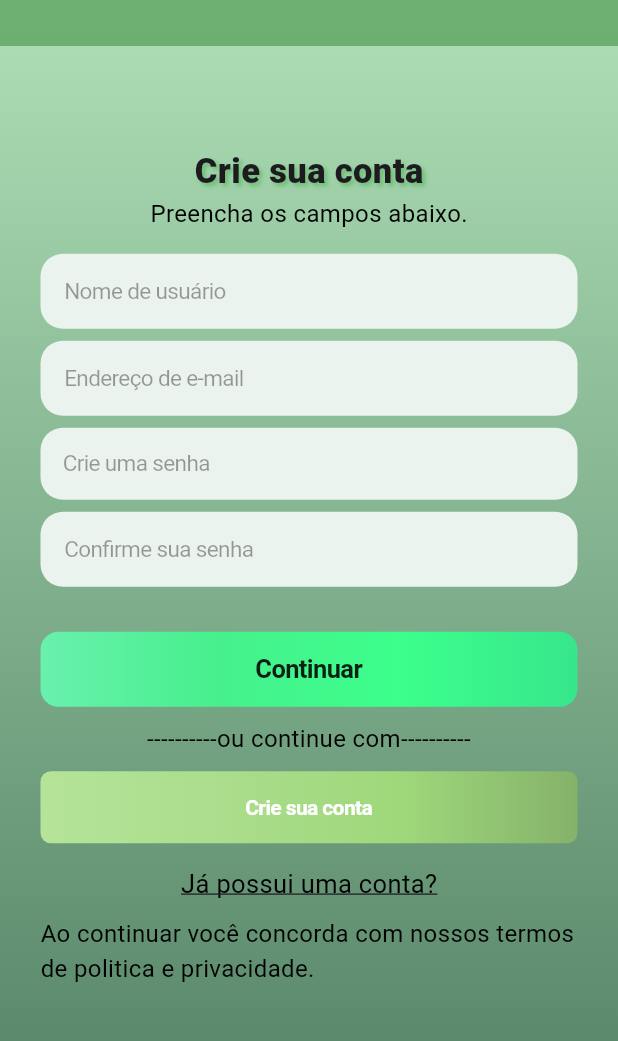
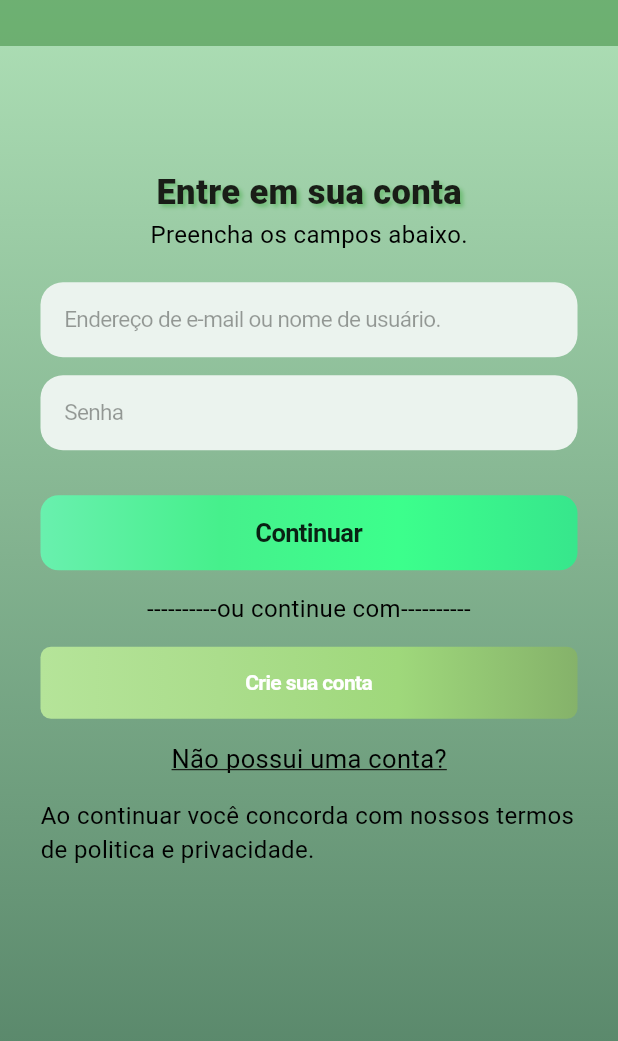
Before and after one commit to Eduardo8006/BlockPlanner, a Flutter app: the screen it shows after launch, on a phone screen of 412 x 824 dp, the part 104-1145 px from its top. Run offline on Flutter 3.47's test engine with Material 3 defaults, Android fonts, the phone set to English and light mode, and no system bars.

Commit message:
Tela de Login

```diff
--- a/lib/main.dart
+++ b/lib/main.dart
@@ -1,15 +1,13 @@
-import 'package:blockplanner/screens/tela_signup.dart';
+import 'package:blockplanner/screens/tela_login.dart';
+// import 'package:blockplanner/screens/tela_signup.dart';
 import 'package:flutter/material.dart';
-
 
 void main() {
   runApp(const MyApp());
 }
 
-
 class MyApp extends StatelessWidget {
   const MyApp({super.key});
-
 
   // This widget is the root of your application.
   @override
@@ -18,10 +16,10 @@ class MyApp extends StatelessWidget {
       debugShowCheckedModeBanner: false,
       title: 'Login Page',
       theme: ThemeData(
-        colorScheme: ColorScheme.fromSeed(seedColor: Colors.deepPurple),
+        colorScheme: ColorScheme.fromSeed(seedColor: Colors.green),
         useMaterial3: true,
       ),
-      home: const SignUpPage(),
+      home: const LoginPage(),
     );
   }
 }
--- a/lib/screens/tela_login.dart
+++ b/lib/screens/tela_login.dart
@@ -0,0 +1,191 @@
+import 'package:flutter/cupertino.dart';
+import 'package:flutter/material.dart';
+
+class LoginPage extends StatelessWidget {
+  const LoginPage({super.key});
+
+  @override
+  Widget build(BuildContext context) {
+    return Scaffold(
+      extendBodyBehindAppBar: true,
+      appBar: PreferredSize(
+          preferredSize: const Size.fromHeight(100),
+          child: AppBar(
+            title: const Image(
+              image: AssetImage("assets/images/icon.png"),
+              width: 240,
+              alignment: Alignment.center,
+            ),
+            elevation: 0,
+            backgroundColor: const Color.fromARGB(200, 92, 163, 95),
+          )),
+      body: Container(
+        width: MediaQuery.of(context).size.width,
+        padding: const EdgeInsets.all(27),
+        decoration: const BoxDecoration(
+          gradient: LinearGradient(
+            begin: Alignment.topCenter,
+            end: Alignment.bottomCenter,
+            colors: [
+              Color.fromARGB(255, 182, 232, 189),
+              Color.fromRGBO(84, 130, 102, 1),
+            ],
+          ),
+        ),
+        child: Column(
+          mainAxisAlignment: MainAxisAlignment.center,
+          children: [
+            const SizedBox(
+              height: 5,
+            ),
+            Title(
+              color: Colors.black,
+              child: Text(
+                "Entre em sua conta",
+                style: TextStyle(
+                  fontSize: 23,
+                  fontWeight: FontWeight.w800,
+                  shadows: [
+                    Shadow(
+                      offset: const Offset(2.0, 2.0),
+                      blurRadius: 3.0,
+                      color: Colors.green.withOpacity(0.6),
+                    ),
+                  ],
+                ),
+              ),
+            ),
+            const Text(
+              "Preencha os campos abaixo.",
+              style: TextStyle(color: Colors.black, fontSize: 16),
+            ),
+            const SizedBox(height: 20),
+            const CupertinoTextField(
+              cursorColor: Colors.green,
+              padding: EdgeInsets.all(16),
+              placeholder: "Endereço de e-mail ou nome de usuário.",
+              placeholderStyle: TextStyle(color: Colors.black38, fontSize: 15),
+              style: TextStyle(color: Colors.black, fontSize: 15),
+              decoration: BoxDecoration(
+                  color: Color.fromARGB(255, 235, 243, 238),
+                  borderRadius: BorderRadius.all(
+                    Radius.circular(15),
+                  )),
+            ),
+            const SizedBox(height: 12),
+            const CupertinoTextField(
+              cursorColor: Colors.green,
+              padding: EdgeInsets.all(16),
+              placeholder: "Senha",
+              placeholderStyle: TextStyle(color: Colors.black38, fontSize: 15),
+              style: TextStyle(color: Colors.black, fontSize: 15),
+              decoration: BoxDecoration(
+                  color: Color.fromARGB(255, 235, 243, 238),
+                  borderRadius: BorderRadius.all(
+                    Radius.circular(15),
+                  )),
+              obscureText: true,
+            ),
+            const SizedBox(height: 30),
+            Container(
+              width: double.infinity,
+              decoration: BoxDecoration(
+                  borderRadius: BorderRadius.circular(12),
+                  gradient: const LinearGradient(
+                      begin: Alignment.centerLeft,
+                      end: Alignment.centerRight,
+                      colors: [
+                        Colors.greenAccent,
+                        Color.fromARGB(255, 70, 240, 140),
+                        Color.fromARGB(255, 60, 255, 140),
+                        Color.fromARGB(255, 55, 230, 140),
+                      ])),
+              child: CupertinoButton(
+                padding: const EdgeInsets.all(15),
+                color: Colors.transparent,
+                child: const Text(
+                  "Continuar",
+                  style: TextStyle(
+                      color: Colors.black87,
+                      fontSize: 17,
+                      fontWeight: FontWeight.w700),
+                ),
+                onPressed: () {},
+              ),
+            ),
+            const SizedBox(height: 14),
+            const Text(
+              "----------ou continue com----------",
+              style: TextStyle(
+                fontSize: 16,
+                color: Colors.black,
+              ),
+              textAlign: TextAlign.center,
+            ),
+            const SizedBox(height: 14),
+            Container(
+              width: double.infinity,
+              decoration: BoxDecoration(
+                borderRadius: BorderRadius.circular(7),
+                gradient: const LinearGradient(
+                  begin: Alignment.centerLeft,
+                  end: Alignment.centerRight,
+                  colors: [
+                    Color.fromARGB(255, 181, 228, 153),
+                    Color.fromARGB(255, 171, 221, 140),
+                    Color.fromARGB(255, 159, 216, 123),
+                    Color.fromARGB(255, 133, 178, 106),
+                  ],
+                ),
+              ),
+              child: CupertinoButton(
+                child: const Text(
+                  "Crie sua conta",
+                  style: TextStyle(
+                      color: Colors.white,
+                      fontSize: 14,
+                      fontWeight: FontWeight.w600),
+                ),
+                onPressed: () {},
+              ),
+            ),
+            const SizedBox(
+              height: 15,
+            ),
+            InkWell(
+              onTap: () {
+                // Ação quando o texto for clicado
+                print("Texto clicado!");
+              },
+              child: const Text(
+                "Não possui uma conta?",
+                style: TextStyle(
+                  fontSize: 17,
+                  color: Color.fromARGB(255, 0, 0,
+                      0), // Usualmente usa-se uma cor diferente para indicar que é clicável
+                  decoration: TextDecoration
+                      .underline, // Sublinhado para indicar que é clicável
+                ),
+              ),
+            ),
+            const SizedBox(
+              height: 14,
+            ),
+            InkWell(
+              onTap: () {
+                print("Texto clicado!");
+              },
+              child: const Text(
+                "Ao continuar você concorda com nossos termos de politica e privacidade.",
+                style: TextStyle(
+                  fontSize: 16,
+                  color: Colors.black,
+                ),
+              ),
+            )
+          ],
+        ),
+      ),
+    );
+  }
+}
--- a/lib/screens/tela_signup.dart
+++ b/lib/screens/tela_signup.dart
@@ -18,7 +18,7 @@ class SignUpPage extends StatelessWidget {
               alignment: Alignment.center,
             ),
             elevation: 0,
-            backgroundColor: Color.fromARGB(200, 92, 163, 95),
+            backgroundColor: const Color.fromARGB(200, 92, 163, 95),
           )),
       body: Container(
         width: MediaQuery.of(context).size.width,
@@ -48,7 +48,7 @@ class SignUpPage extends StatelessWidget {
                   fontWeight: FontWeight.w800,
                   shadows: [
                     Shadow(
-                      offset: Offset(2.0, 2.0),
+                      offset: const Offset(2.0, 2.0),
                       blurRadius: 3.0,
                       color: Colors.green.withOpacity(0.6),
                     ),
@@ -63,34 +63,8 @@ class SignUpPage extends StatelessWidget {
             const SizedBox(height: 15),
             const CupertinoTextField(
               cursorColor: Colors.green,
-              padding: EdgeInsets.all(16),
-              placeholder: "Nome de usuário",
-              placeholderStyle: TextStyle(color: Colors.black38, fontSize: 15),
-              style: TextStyle(color: Colors.black, fontSize: 15),
-              decoration: BoxDecoration(
-                  color: Color.fromARGB(255, 235, 243, 238),
-                  borderRadius: BorderRadius.all(
-                    Radius.circular(15),
-                  )),
-            ),
-            const SizedBox(height: 8),
-            const CupertinoTextField(
-              cursorColor: Colors.green,
-              padding: EdgeInsets.all(16),
+              padding: EdgeInsets.all(15),
               placeholder: "Endereço de e-mail",
-              placeholderStyle: TextStyle(color: Colors.black38, fontSize: 15),
-              style: TextStyle(color: Colors.black, fontSize: 15),
-              decoration: BoxDecoration(
-                  color: Color.fromARGB(255, 235, 243, 238),
-                  borderRadius: BorderRadius.all(
-                    Radius.circular(15),
-                  )),
-            ),
-            const SizedBox(height: 8),
-            const CupertinoTextField(
-              cursorColor: Colors.green,
-              padding: EdgeInsets.all(15),
-              placeholder: "Crie uma senha",
               placeholderStyle: TextStyle(color: Colors.black38, fontSize: 15),
               style: TextStyle(color: Colors.black, fontSize: 15),
               decoration: BoxDecoration(
```
